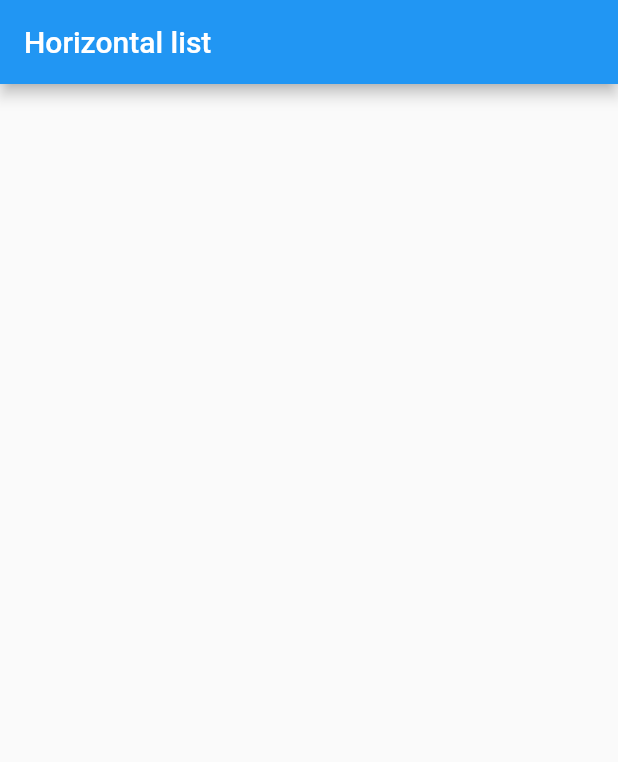
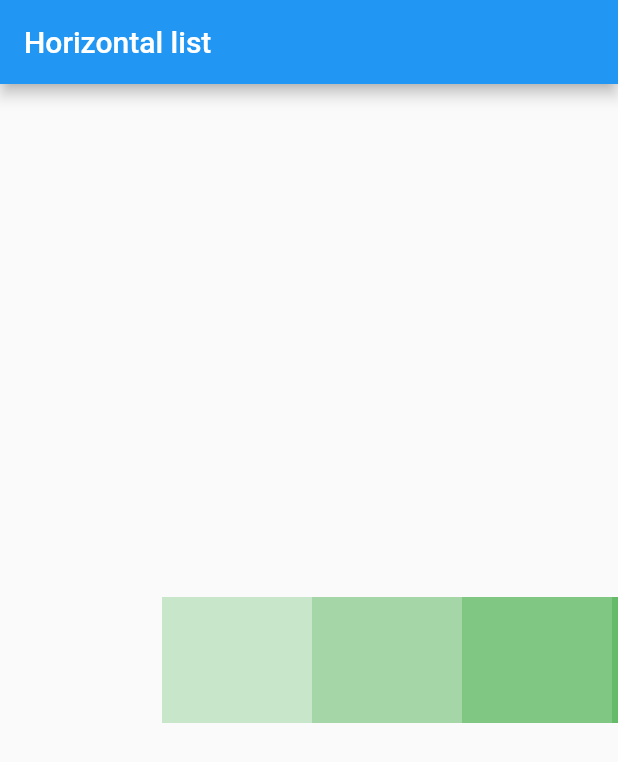
Before and after one commit to matua/dart_essentials, a Flutter app: the screen it shows after launch, on a phone screen of 412 x 824 dp. Shown: the top 762 px of the screen. Run offline on Flutter 3.47's test engine with Material 2 defaults, Android fonts, the phone set to English and light mode, and no system bars.

Commit message:
Задание 3 Создайте прокручиваемый список. Если размер экрана меньше 500px, то список должен прокручиваться горизонтально, если больше — то список должен иметь вертикальный скролл. Критерии: Если размер экрана меньше 500px, то список прокручивается горизонтально, если больше — список имеет вертикальный скролл.

```diff
--- a/06_Layout/horizontal_list/lib/main.dart
+++ b/06_Layout/horizontal_list/lib/main.dart
@@ -13,13 +13,13 @@ class MyApp extends StatelessWidget {
         primarySwatch: Colors.blue,
         visualDensity: VisualDensity.adaptivePlatformDensity,
       ),
-      home: MyHomePage(),
+      home: const MyHomePage(),
     );
   }
 }
 
 class MyHomePage extends StatefulWidget {
-  MyHomePage({Key key}) : super(key: key);
+  const MyHomePage({Key key}) : super(key: key);
 
   @override
   _MyHomePageState createState() => _MyHomePageState();
@@ -30,12 +30,51 @@ class _MyHomePageState extends State<MyHomePage> {
   Widget build(BuildContext context) {
     return Scaffold(
       appBar: AppBar(
-        title: Text('Horizontal list'),
+        title: const Text('Horizontal list'),
       ),
       body: Center(
         child: Column(
           mainAxisAlignment: MainAxisAlignment.center,
-          children: <Widget>[],
+          children: <Widget>[
+            LayoutBuilder(
+              builder: (BuildContext context, BoxConstraints constraint) {
+                final double _screenWidth = constraint.constrainWidth();
+                const int _listLength = 10;
+                final List<int> colorCodes =
+                    List.generate(10, (int index) => 100 * index);
+                return _screenWidth < 500
+                    ? SizedBox(
+                        height: 100,
+                        child: ListView.builder(
+                            scrollDirection: Axis.horizontal,
+                            padding: const EdgeInsets.all(8),
+                            itemCount: _listLength,
+                            itemBuilder: (BuildContext context, int index) {
+                              return Container(
+                                height: 100,
+                                width: 100,
+                                color: Colors.green[colorCodes[index]],
+                                // child: Center(child: Text(entries[index])),
+                              );
+                            }),
+                      )
+                    : SizedBox(
+                        height: MediaQuery.of(context).size.height - 100,
+                        child: ListView.builder(
+                            padding: const EdgeInsets.all(8),
+                            itemCount: _listLength,
+                            itemBuilder: (BuildContext context, int index) {
+                              return Container(
+                                height: 100,
+                                width: 100,
+                                color: Colors.green[colorCodes[index]],
+                                // child: Center(child: Text(entries[index])),
+                              );
+                            }),
+                      );
+              },
+            ),
+          ],
         ),
       ),
     );
--- a/06_Layout/horizontal_list/pubspec.yaml
+++ b/06_Layout/horizontal_list/pubspec.yaml
@@ -23,6 +23,7 @@ environment:
 dependencies:
   flutter:
     sdk: flutter
+  lint: ^1.5.3
 
 
   # The following adds the Cupertino Icons font to your application.
```
Also changed, not shown: 06_Layout/horizontal_list/analysis_options.yaml (added, +36 -0 lines), 06_Layout/horizontal_list/pubspec.lock.
